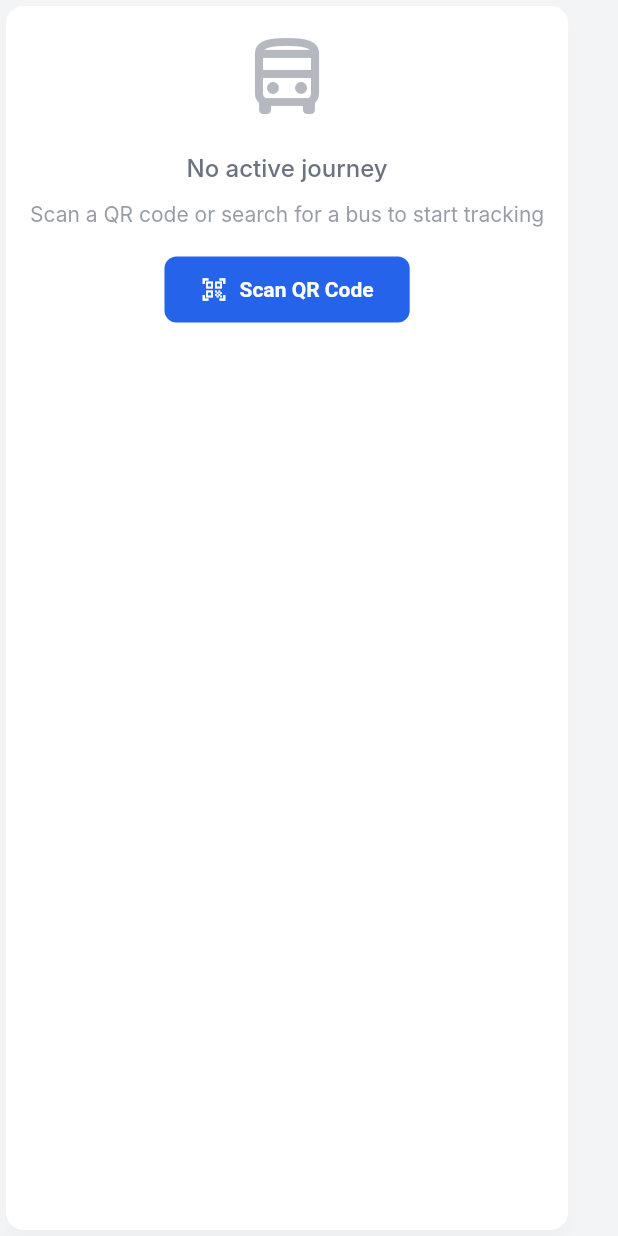
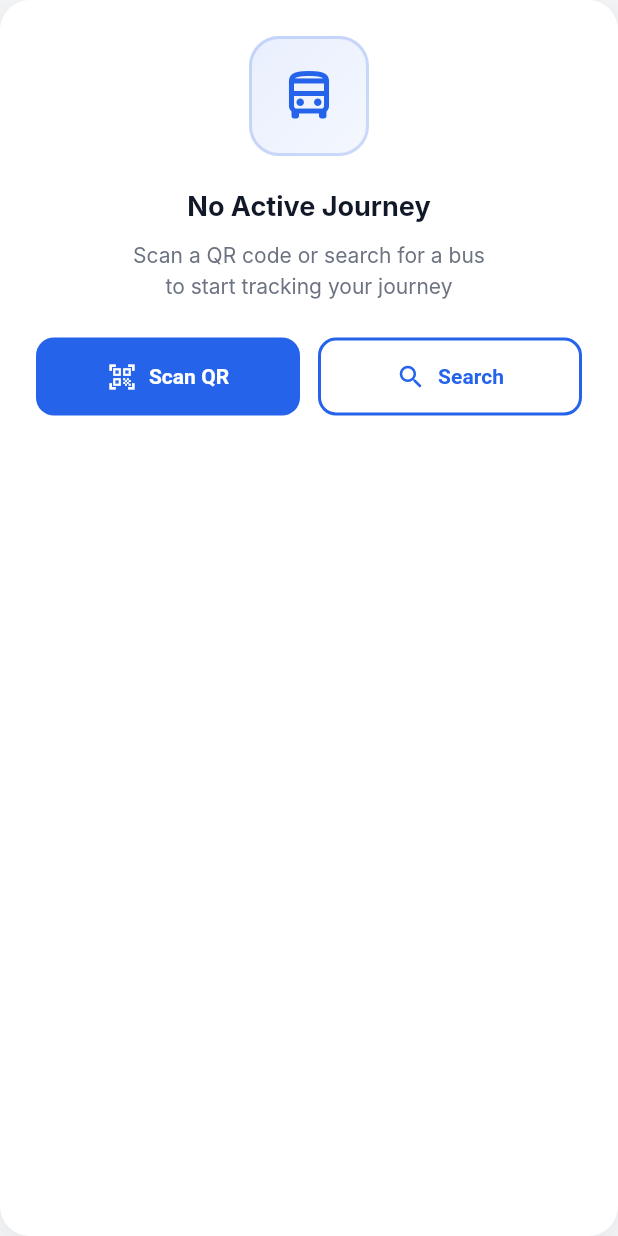
Before and after one commit to RensithUdara/passenger_app, a Flutter app: the ActiveJourneyWidget widget shown alone on an empty page, opened directly, on a phone screen of 412 x 824 dp. Run offline on Flutter 3.47's test engine with Material 3 defaults, Android fonts, the phone set to English and light mode, and no system bars; our stand-ins replace cloud_firestore, firebase_analytics, firebase_auth, firebase_core, firebase_crashlytics, firebase_messaging and 11 more; missing offline and left inert: mobile_scanner; accounts and stored records are empty; Roboto replaces fonts that are missing (Inter).

Commit message:
feat: Refactor ActiveJourneyWidget layout and enhance no active journey content

```diff
--- a/lib/presentation/widgets/dashboard/active_journey_widget.dart
+++ b/lib/presentation/widgets/dashboard/active_journey_widget.dart
@@ -1,7 +1,7 @@
 import 'package:flutter/material.dart';
 import 'package:flutter_riverpod/flutter_riverpod.dart';
+
 import '../../../core/constants/color_constants.dart';
-import '../../../core/constants/string_constants.dart';
 import '../../controllers/dashboard_controller.dart';
 
 class ActiveJourneyWidget extends ConsumerWidget {
@@ -12,13 +12,20 @@ class ActiveJourneyWidget extends ConsumerWidget {
     final dashboardState = ref.watch(dashboardControllerProvider);
     final activeJourney = dashboardState.activeJourney;
 
-    return Card(
-      elevation: 4,
-      shape: RoundedRectangleBorder(
-        borderRadius: BorderRadius.circular(12),
+    return Container(
+      decoration: BoxDecoration(
+        color: Colors.white,
+        borderRadius: BorderRadius.circular(20),
+        boxShadow: [
+          BoxShadow(
+            color: Colors.black.withOpacity(0.05),
+            blurRadius: 15,
+            offset: const Offset(0, 5),
+          ),
+        ],
       ),
       child: Padding(
-        padding: const EdgeInsets.all(16.0),
+        padding: const EdgeInsets.all(24.0),
         child: activeJourney != null
             ? _buildActiveJourneyContent(context, activeJourney)
             : _buildNoActiveJourneyContent(context),
@@ -167,7 +174,7 @@ class ActiveJourneyWidget extends ConsumerWidget {
             Expanded(
               child: ElevatedButton.icon(
                 onPressed: () {
-                  // Navigate to live tracking
+                  Navigator.pushNamed(context, '/live-tracking');
                 },
                 icon: const Icon(Icons.my_location, size: 18),
                 label: const Text('Track Live'),
@@ -185,7 +192,12 @@ class ActiveJourneyWidget extends ConsumerWidget {
             Expanded(
               child: OutlinedButton.icon(
                 onPressed: () {
-                  // Share journey
+                  // TODO: Implement share functionality
+                  ScaffoldMessenger.of(context).showSnackBar(
+                    const SnackBar(
+                      content: Text('Share functionality will be implemented'),
+                    ),
+                  );
                 },
                 icon: const Icon(Icons.share, size: 18),
                 label: const Text('Share'),
@@ -207,44 +219,92 @@ class ActiveJourneyWidget extends ConsumerWidget {
   Widget _buildNoActiveJourneyContent(BuildContext context) {
     return Column(
       children: [
-        Icon(
+        Container(
+          width: 80,
+          height: 80,
+          decoration: BoxDecoration(
+            gradient: LinearGradient(
+              begin: Alignment.topLeft,
+              end: Alignment.bottomRight,
+              colors: [
+                AppColors.primaryColor.withOpacity(0.1),
+                AppColors.primaryColor.withOpacity(0.05),
+              ],
+            ),
+            borderRadius: BorderRadius.circular(20),
+            border: Border.all(
+              color: AppColors.primaryColor.withOpacity(0.2),
+              width: 2,
+            ),
+          ),
+          child: const Icon(
             Icons.directions_bus_outlined,
-          size: 64,
-          color: AppColors.textSecondary.withOpacity(0.5),
+            size: 40,
+            color: AppColors.primaryColor,
           ),
-        const SizedBox(height: 16),
+        ),
+        const SizedBox(height: 20),
         const Text(
-          AppStrings.noActiveJourney,
+          'No Active Journey',
           style: TextStyle(
-            fontSize: 16,
-            fontWeight: FontWeight.w500,
-            color: AppColors.textSecondary,
+            fontSize: 18,
+            fontWeight: FontWeight.bold,
+            color: AppColors.textPrimary,
           ),
         ),
         const SizedBox(height: 8),
-        Text(
-          'Scan a QR code or search for a bus to start tracking',
+        const Text(
+          'Scan a QR code or search for a bus\nto start tracking your journey',
           style: TextStyle(
             fontSize: 14,
-            color: AppColors.textSecondary.withOpacity(0.7),
+            color: AppColors.textSecondary,
+            height: 1.5,
           ),
           textAlign: TextAlign.center,
         ),
-        const SizedBox(height: 16),
-        ElevatedButton.icon(
+        const SizedBox(height: 24),
+        Row(
+          children: [
+            Expanded(
+              child: ElevatedButton.icon(
                 onPressed: () {
-            // Navigate to QR scanner or bus search
+                  Navigator.pushNamed(context, '/qr-scanner');
                 },
-          icon: const Icon(Icons.qr_code_scanner, size: 18),
-          label: const Text('Scan QR Code'),
+                icon: const Icon(Icons.qr_code_scanner, size: 20),
+                label: const Text('Scan QR'),
                 style: ElevatedButton.styleFrom(
                   backgroundColor: AppColors.primaryColor,
                   foregroundColor: Colors.white,
-            padding: const EdgeInsets.symmetric(horizontal: 24, vertical: 12),
+                  padding: const EdgeInsets.symmetric(vertical: 16),
                   shape: RoundedRectangleBorder(
-              borderRadius: BorderRadius.circular(8),
+                    borderRadius: BorderRadius.circular(12),
+                  ),
+                  elevation: 0,
                 ),
               ),
+            ),
+            const SizedBox(width: 12),
+            Expanded(
+              child: OutlinedButton.icon(
+                onPressed: () {
+                  Navigator.pushNamed(context, '/bus-search');
+                },
+                icon: const Icon(Icons.search, size: 20),
+                label: const Text('Search'),
+                style: OutlinedButton.styleFrom(
+                  foregroundColor: AppColors.primaryColor,
+                  padding: const EdgeInsets.symmetric(vertical: 16),
+                  shape: RoundedRectangleBorder(
+                    borderRadius: BorderRadius.circular(12),
+                  ),
+                  side: const BorderSide(
+                    color: AppColors.primaryColor,
+                    width: 2,
+                  ),
+                ),
+              ),
+            ),
+          ],
         ),
       ],
     );
```
Lines whose indentation alone changed are shown as unchanged.
